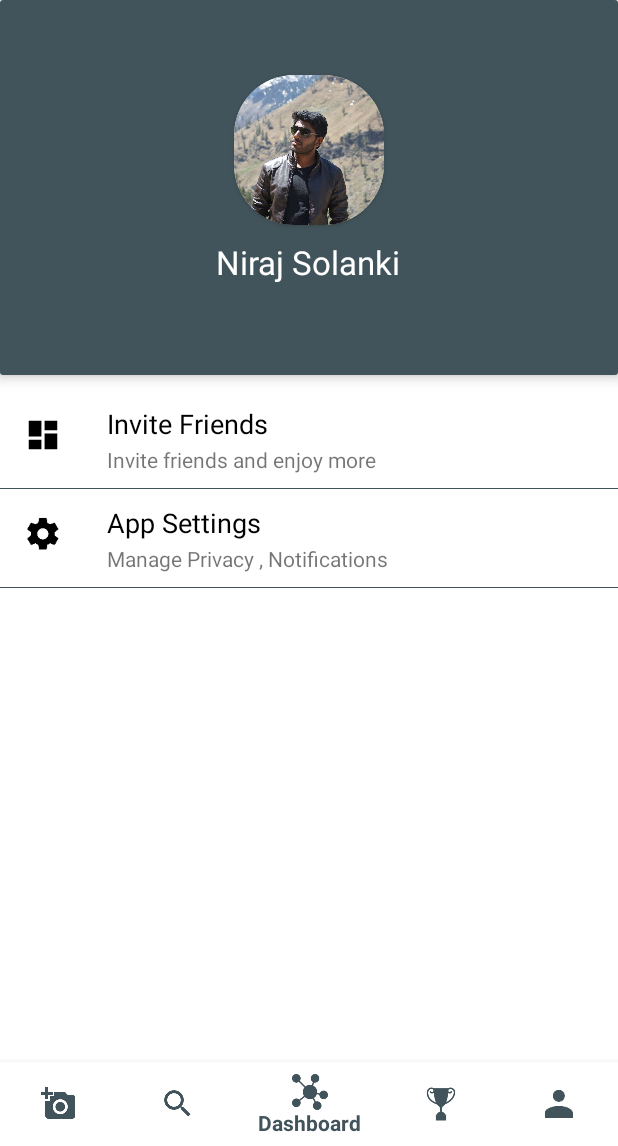
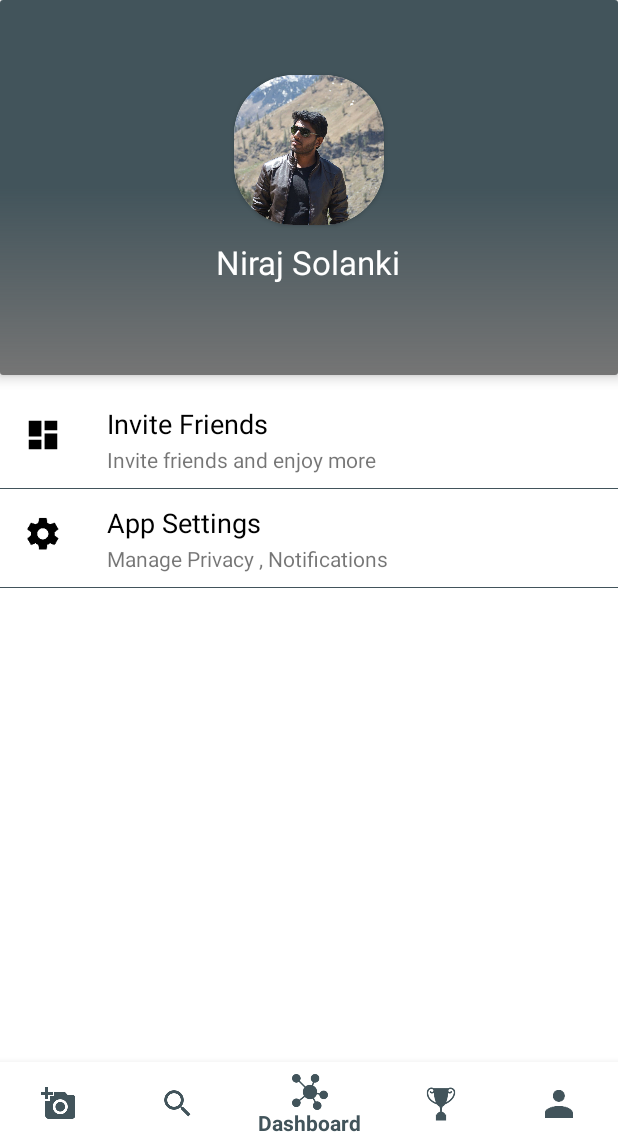
Before and after one commit to Sourabhkhurrana/SOTD, an Android app: the fragment Profile placed in its activity, item 3 of the bottom bar chosen, on a phone screen of 412 x 824 dp, the part 90-1236 px from its top. Run offline under Robolectric (Android 15) with nearby library versions, the phone set to English and light mode, and no system bars; libraries missing offline, so code that uses them is left out: com.facebook, link.fls.swipestack; 4 statements that could not run were skipped.

Commit message:
Working MainScreen

```diff
--- a/app/build.gradle
+++ b/app/build.gradle
@@ -31,7 +31,7 @@ dependencies {
     androidTestCompile('com.android.support.test.espresso:espresso-core:2.2.2', {
         exclude group: 'com.android.support', module: 'support-annotations'
     })
-
+    compile 'link.fls:swipestack:0.3.0'
     compile 'com.android.support:appcompat-v7:25.3.1'
     compile 'com.android.support:design:25.3.1'
     compile 'com.pacioianu.david:ink-page-indicator:1.2.0'
--- a/app/src/main/java/com/nougatstudio/sotd/activity/MainActivity.java
+++ b/app/src/main/java/com/nougatstudio/sotd/activity/MainActivity.java
@@ -15,6 +15,7 @@ import com.facebook.AccessToken;
 import com.nougatstudio.sotd.R;
 import com.nougatstudio.sotd.nougatstudio.BottomNavigationHelper;
 
+import layout.Dashboard;
 import layout.Profile;
 import layout.Registration;
 import layout.signup;
@@ -38,7 +39,7 @@ public class MainActivity extends AppCompatActivity {
                         fragmentTransaction.commit();
                                        return true;
                 case R.id.navigation_home:
-                    fragmentTransaction.replace(R.id.fragmentContainerLayout, new Profile());
+                    fragmentTransaction.replace(R.id.fragmentContainerLayout, new Dashboard());
                     fragmentTransaction.commit();
                     return true;
                 case R.id.navigation_leaderboard:
--- /dev/null
+++ b/app/src/main/java/com/nougatstudio/sotd/adapters/Carditem.java
@@ -0,0 +1,38 @@
+package com.nougatstudio.sotd.adapters;
+
+/**
+ * Created by pradeep on 27/08/2017 AD.
+ */
+
+public class Carditem {
+
+    private int drawableId;
+    private String name;
+    private String location;
+
+    public Carditem(int drawableId, String name, String location) {
+        this.drawableId = drawableId;
+        this.name = name;
+        this.location = location;
+    }
+
+    public int getDrawableId() {
+        return drawableId;
+    }
+
+    public void setDrawableId(int drawableId) {
+        this.drawableId = drawableId;
+    }
+
+    public String getName() {
+        return name;
+    }
+
+    public void setName(String name) {
+        this.name = name;
+    }
+
+    public String getLocation() {
+        return location;
+    }
+}
--- /dev/null
+++ b/app/src/main/java/layout/Dashboard.java
@@ -0,0 +1,92 @@
+package layout;
+
+
+import android.os.Bundle;
+import android.support.v4.app.Fragment;
+import android.util.Log;
+import android.view.LayoutInflater;
+import android.view.View;
+import android.view.ViewGroup;
+import android.widget.Toast;
+
+import com.nougatstudio.sotd.R;
+import com.nougatstudio.sotd.adapters.Carditem;
+import com.nougatstudio.sotd.adapters.CardsAdapter;
+
+import java.util.ArrayList;
+
+import link.fls.swipestack.SwipeStack;
+
+/**
+ * A simple {@link Fragment} subclass.
+ */
+public class Dashboard extends Fragment{
+    private SwipeStack cardStack;
+    private CardsAdapter cardsAdapter;
+    private ArrayList<Carditem> cardItems;
+    private View btnCancel;
+    private View btnLove;
+    private int currentPosition;
+private View root;
+
+    public Dashboard() {
+        // Required empty public constructor
+    }
+
+
+    @Override
+    public View onCreateView(LayoutInflater inflater, ViewGroup container,
+                             Bundle savedInstanceState) {
+        // Inflate the layout for this fragment
+        root =  inflater.inflate(R.layout.fragment_dashboard, container, false);
+
+        cardStack = (SwipeStack)root.findViewById(R.id.swipeStack);
+        setCardStackAdapter();
+        currentPosition = 0;
+
+        //Handling swipe event of Cards stack
+        cardStack.setListener(new SwipeStack.SwipeStackListener() {
+            @Override
+            public void onViewSwipedToLeft(int position) {
+                currentPosition = position + 1;
+                Log.d("SWIPE:","Left");
+                Toast toast = Toast.makeText(getActivity(), "Swipe Left", Toast.LENGTH_SHORT);
+                toast.show();
+            }
+
+            @Override
+            public void onViewSwipedToRight(int position) {
+                currentPosition = position + 1;
+                Log.d("SWIPE:","Right");
+                Toast toast = Toast.makeText(getActivity(), "Swipe Right", Toast.LENGTH_SHORT);
+                toast.show();
+            }
+
+            @Override
+            public void onStackEmpty() {
+
+            }
+
+
+        });
+
+     return root;
+    }
+
+    private void setCardStackAdapter() {
+        cardItems = new ArrayList<>();
+
+        cardItems.add(new Carditem(R.drawable.a, "Aditi Rao Haidri", "23"));
+        cardItems.add(new Carditem(R.drawable.f, "Neha Suman", "22"));
+        cardItems.add(new Carditem(R.drawable.f, "Disha  patani", "25"));
+        cardItems.add(new Carditem(R.drawable.e, "Abhishek", "22"));
+        cardItems.add(new Carditem(R.drawable.c, "Nisha", "19"));
+        cardItems.add(new Carditem(R.drawable.d, "Nidhi", "21"));
+        cardItems.add(new Carditem(R.drawable.b, "Angel Priya", "Kyu Btau ?"));
+
+        cardsAdapter = new CardsAdapter(getActivity(), cardItems);
+        cardStack.setAdapter(cardsAdapter);
+    }
+
+
+}
--- /dev/null
+++ b/app/src/main/res/drawable/gradient_test1.xml
@@ -0,0 +1,11 @@
+<shape xmlns:android="http://schemas.android.com/apk/res/android"
+    android:shape="rectangle" >
+
+
+    <gradient
+        android:angle="270"
+        android:endColor="@color/Grey"
+        android:centerColor="@color/GreyLikeAccent"
+        android:startColor="@color/GreyLikeAccent"
+        android:type="linear" />
+</shape>
--- /dev/null
+++ b/app/src/main/res/drawable/view_profile_card.xml
@@ -0,0 +1,6 @@
+<selector xmlns:android="http://schemas.android.com/apk/res/android">
+    <item android:state_focused="true" android:state_pressed="true" android:drawable="@drawable/view_profile_red"/>
+    <item android:state_focused="false" android:state_pressed="true" android:drawable="@drawable/view_profile_red"/>
+    <item android:state_focused="true" android:drawable="@drawable/view_profile_purple"/>
+    <item android:state_focused="false" android:state_pressed="false" android:drawable="@drawable/view_profile_purple"/>
+</selector>
--- a/app/src/main/res/layout/fragment_profile.xml
+++ b/app/src/main/res/layout/fragment_profile.xml
@@ -21,11 +21,10 @@
                 app:cardCornerRadius="2dp"
                 app:cardElevation="5dp"
                 android:layout_marginBottom="10dp"
-                android:background="@color/GreyLikeAccent"
                 android:layout_height="250dp">
                 <RelativeLayout
                     android:layout_width="match_parent"
-                    android:background="@color/GreyLikeAccent"
+                    android:background="@drawable/gradient_test1"
                     android:layout_height="match_parent">
                 <android.support.v7.widget.CardView
                     android:layout_width="100dp"
--- a/app/src/main/res/values/colors.xml
+++ b/app/src/main/res/values/colors.xml
@@ -37,6 +37,7 @@
     <item name="GreyLikeAccent" type="color">#42545b</item>
     <item name="Blue_Light" type="color">#d34d60e8</item>
 
+    <item name="myOrange" type="color">#d3e7796c</item>
 
     <color name="dot_dark_screen1">#d1395c</color>
     <color name="dot_dark_screen2">#14a895</color>
--- a/app/src/main/res/values/strings.xml
+++ b/app/src/main/res/values/strings.xml
@@ -41,7 +41,7 @@
     <string name="inviteSubtitle">Invite friends and enjoy more</string>
     <string name="title_activity_app_setting">AppSetting</string>
 
-<!--Bottom Navogation Values-->
+    <!--Bottom Navogation Values-->
     <string name="leaderBoard">Leaderboard</string>
     <string name="profile">Profile</string>
     <string name="dashboard">Dashboard</string>
```
Also changed, not shown: app/src/main/java/com/nougatstudio/sotd/adapters/CardsAdapter.java (added, +133 -0 lines), app/src/main/res/layout/fragment_dashboard.xml (added, +14 -0 lines), app/src/main/res/layout/item_card.xml (added, +62 -0 lines), app/src/main/res/drawable/view_profile_purple.png (added), app/src/main/res/drawable/view_profile_red.png (added).
